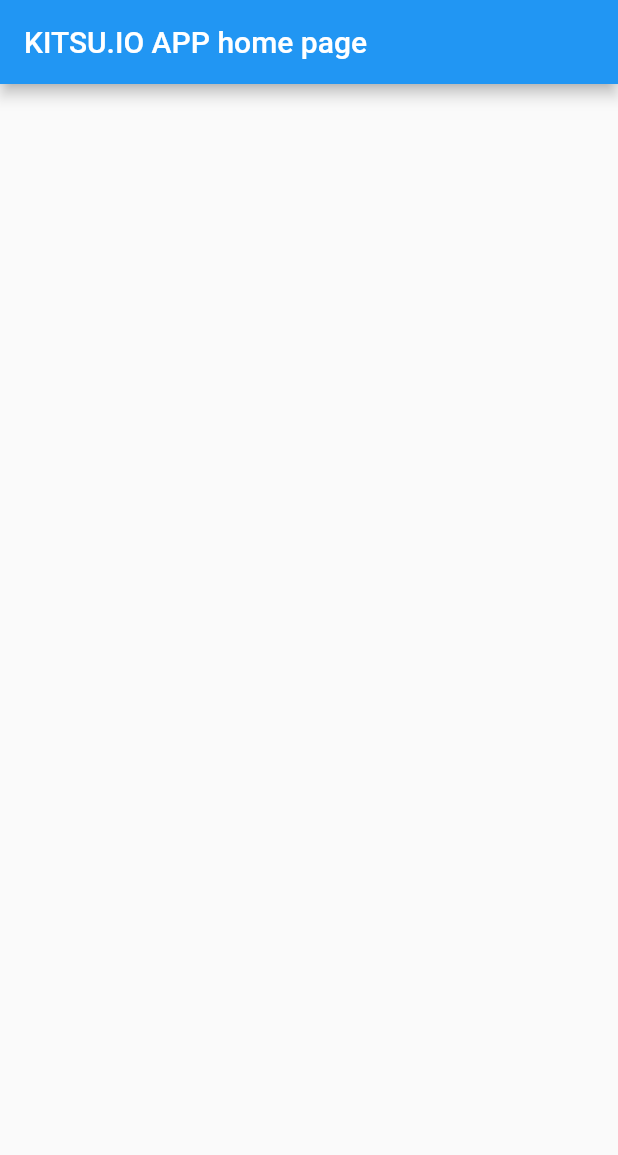
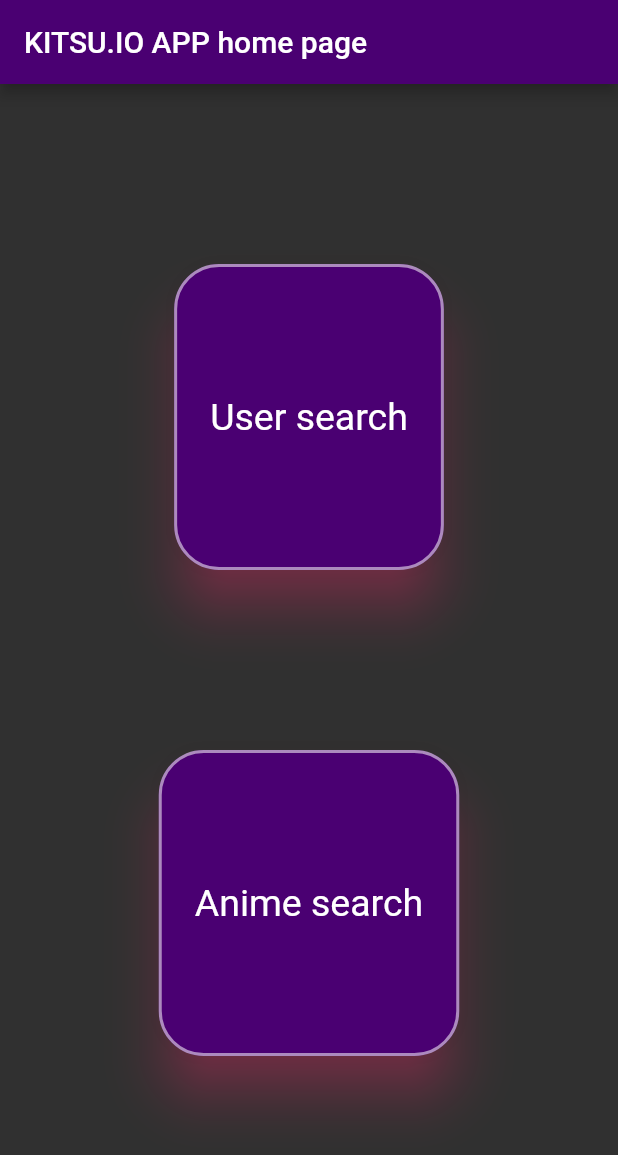
Before and after one commit to Ko4eBHuK/pet_project_kitsu_io, a Flutter app: the screen it shows after launch, on a phone screen of 412 x 824 dp. Shown: the top 1155 px of the screen. Run offline on Flutter 3.47's test engine with Material 2 defaults, Android fonts, the phone set to English and light mode, and no system bars.

Commit message:
crate backbone of the app

```diff
--- /dev/null
+++ b/lib/anime_item_class.dart
@@ -0,0 +1,48 @@
+class Anime {
+  final int? _id;
+  final String? _startDate;
+  final String? _description;
+  final String? _subtype;
+  final String? _ageRating;
+  final String? _posterImageLink;
+  final String? _coverImageLing;
+  final int? _episodeCount;
+  final int? _episodeLength;
+  final String? _showType;
+  final bool? _nsfw;
+
+  const Anime(
+      this._id,
+      this._startDate,
+      this._description,
+      this._subtype,
+      this._ageRating,
+      this._posterImageLink,
+      this._coverImageLing,
+      this._episodeCount,
+      this._episodeLength,
+      this._showType,
+      this._nsfw);
+
+  bool? get nsfw => _nsfw;
+
+  String? get showType => _showType;
+
+  int? get episodeLength => _episodeLength;
+
+  int? get episodeCount => _episodeCount;
+
+  String? get coverImageLing => _coverImageLing;
+
+  String? get posterImageLink => _posterImageLink;
+
+  String? get ageRating => _ageRating;
+
+  String? get subtype => _subtype;
+
+  String? get description => _description;
+
+  String? get startDate => _startDate;
+
+  int? get id => _id;
+}
--- /dev/null
+++ b/lib/anime_search_page.dart
@@ -0,0 +1,17 @@
+import 'package:flutter/material.dart';
+
+class AnimeSearchPage extends StatelessWidget {
+  const AnimeSearchPage({Key? key}) : super(key: key);
+
+  @override
+  Widget build(BuildContext context) {
+    return Scaffold(
+      appBar: AppBar(
+        title: Text('Anime Search'),
+      ),
+      body: Center(
+        child: Container(),
+      ),
+    );
+  }
+}
--- /dev/null
+++ b/lib/home_page.dart
@@ -0,0 +1,61 @@
+import 'package:flutter/material.dart';
+
+class HomePage extends StatefulWidget {
+  HomePage({Key? key, required this.title}) : super(key: key);
+
+  final String title;
+
+  @override
+  _HomePageState createState() => _HomePageState();
+}
+
+class _HomePageState extends State<HomePage> {
+  double _sizedBoxHeight = 120;
+
+  @override
+  Widget build(BuildContext context) {
+    return Scaffold(
+      appBar: AppBar(
+        title: Text(widget.title),
+      ),
+      body: Center(
+        child: Column(
+          mainAxisAlignment: MainAxisAlignment.spaceEvenly,
+          children: [
+            SizedBox(
+              height: _sizedBoxHeight,
+            ),
+            Expanded(
+              child: ElevatedButton(
+                onPressed: () {
+                  Navigator.pushNamed(context, '/UserSearch');
+                },
+                child: Padding(
+                  padding: const EdgeInsets.all(8.0),
+                  child: Text('User search'),
+                ),
+              ),
+            ),
+            SizedBox(
+              height: _sizedBoxHeight,
+            ),
+            Expanded(
+              child: ElevatedButton(
+                onPressed: () {
+                  Navigator.pushNamed(context, '/AnimeSearch');
+                },
+                child: Padding(
+                  padding: const EdgeInsets.all(8.0),
+                  child: Text('Anime search'),
+                ),
+              ),
+            ),
+            SizedBox(
+              height: _sizedBoxHeight,
+            ),
+          ],
+        ),
+      ),
+    );
+  }
+}
--- a/lib/main.dart
+++ b/lib/main.dart
@@ -1,4 +1,11 @@
+import 'dart:ui';
+
+import 'package:flutter/cupertino.dart';
 import 'package:flutter/material.dart';
+
+import 'home_page.dart';
+import 'user_search_page.dart';
+import 'anime_search_page.dart';
 
 void main() {
   runApp(App());
@@ -9,33 +16,37 @@ class App extends StatelessWidget {
   Widget build(BuildContext context) {
     return MaterialApp(
       title: 'KITSU.IO',
-      theme: ThemeData(
-        primarySwatch: Colors.blue,
+      theme: ThemeData.dark().copyWith(
+        primaryColor: Color(0xff4a0072),
+        accentColor: Color(0xffff6090),
+        buttonColor: Color(0xffff6090),
+        elevatedButtonTheme: ElevatedButtonThemeData(
+          style: ElevatedButton.styleFrom(
+            primary: Color(0xff4a0072),
+            onPrimary: Colors.white,
+            shadowColor: Colors.pinkAccent,
+            elevation: 15,
+            textStyle: TextStyle(
+              fontSize: 25,
+            ),
+            side: BorderSide(color: Colors.white54, width: 2),
+            shape: RoundedRectangleBorder(
+              borderRadius: BorderRadius.circular(30.0),
+            ),
+          ),
+        ),
+        hintColor: Color(0xffff6090),
+        floatingActionButtonTheme: FloatingActionButtonThemeData(
+          foregroundColor: Color(0xffff6090),
+          backgroundColor: Color(0xff4a0072),
+        ),
       ),
-      home: HomePage(title: 'KITSU.IO APP home page'),
+      initialRoute: '/',
+      routes: {
+        '/': (context) => HomePage(title: 'KITSU.IO APP home page'),
+        '/UserSearch': (context) => UserSearchPage(),
+        '/AnimeSearch': (context) => AnimeSearchPage(),
+      },
     );
   }
 }
-
-class HomePage extends StatefulWidget {
-  HomePage({Key? key, required this.title}) : super(key: key);
-
-  final String title;
-
-  @override
-  _HomePageState createState() => _HomePageState();
-}
-
-class _HomePageState extends State<HomePage> {
-  @override
-  Widget build(BuildContext context) {
-    return Scaffold(
-      appBar: AppBar(
-        title: Text(widget.title),
-      ),
-      body: Center(
-        child: Column(),
-      ),
-    );
-  }
-}
--- /dev/null
+++ b/lib/request_engine.dart
@@ -0,0 +1,2 @@
+import 'package:http/http.dart' as http;
+import 'dart:convert' as convert;
--- /dev/null
+++ b/lib/user_class.dart
@@ -0,0 +1,48 @@
+class User {
+  final int? _id;
+  final String? _name;
+  final String? _location;
+  final String? _bDay;
+  final String? _gender;
+  final String? _waifuOrHusbando;
+  final String? _avatarImageLink;
+  final String? _coverImageLink;
+  final String? _waifuLink;
+  final String? _HusbandoLink;
+  final String? _libraryEntriesLink;
+
+  const User(
+      this._id,
+      this._name,
+      this._location,
+      this._bDay,
+      this._gender,
+      this._waifuOrHusbando,
+      this._avatarImageLink,
+      this._coverImageLink,
+      this._waifuLink,
+      this._HusbandoLink,
+      this._libraryEntriesLink);
+
+  String? get libraryEntriesLink => _libraryEntriesLink;
+
+  String? get HusbandoLink => _HusbandoLink;
+
+  String? get waifuLink => _waifuLink;
+
+  String? get coverImageLink => _coverImageLink;
+
+  String? get avatarImageLink => _avatarImageLink;
+
+  String? get waifuOrHusbando => _waifuOrHusbando;
+
+  String? get gender => _gender;
+
+  String? get bDay => _bDay;
+
+  String? get location => _location;
+
+  String? get name => _name;
+
+  int? get id => _id;
+}
--- /dev/null
+++ b/lib/user_search_page.dart
@@ -0,0 +1,63 @@
+import 'package:flutter/material.dart';
+
+class UserSearchPage extends StatefulWidget {
+  const UserSearchPage({Key? key}) : super(key: key);
+
+  @override
+  _UserSearchPageState createState() => _UserSearchPageState();
+}
+
+class _UserSearchPageState extends State<UserSearchPage> {
+  final usernameTextController = TextEditingController();
+
+  @override
+  void dispose() {
+    usernameTextController.dispose();
+    super.dispose();
+  }
+
+  @override
+  Widget build(BuildContext context) {
+    return Scaffold(
+      appBar: AppBar(
+        title: Text('User Search'),
+      ),
+      body: Center(
+        child: Padding(
+          padding: const EdgeInsets.all(30.0),
+          child: Form(
+            child: Column(
+              mainAxisAlignment: MainAxisAlignment.center,
+              children: [
+                TextFormField(
+                  controller: usernameTextController,
+                  style: TextStyle(
+                    color: Color(0xffff6090),
+                    fontSize: 22,
+                  ),
+                  decoration: const InputDecoration(
+                    labelText: 'Username',
+                    labelStyle: TextStyle(fontSize: 22),
+                    hintStyle: TextStyle(fontSize: 18),
+                    hintText: 'Enter username for get details',
+                    icon: Icon(
+                      Icons.person,
+                      color: Color(0xffff6090),
+                      size: 40,
+                    ),
+                  ),
+                  validator: (String? value) {
+                    if (value == null || value.isEmpty) {
+                      return 'This field should contain something';
+                    }
+                    return null;
+                  },
+                ),
+              ],
+            ),
+          ),
+        ),
+      ),
+    );
+  }
+}
--- a/pubspec.yaml
+++ b/pubspec.yaml
@@ -11,6 +11,7 @@ dependencies:
     sdk: flutter
 
   cupertino_icons: ^1.0.2
+  http: ^0.13.3
 
 dev_dependencies:
   flutter_test:
```
Also changed, not shown: pubspec.lock.
